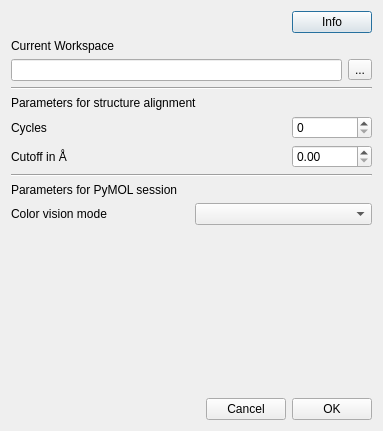
This is pyssa/gui/ui/forms/dlgSettingsGlobal.ui in urban233/PySSA as Qt 5 draws it before an edit. The edited form follows.
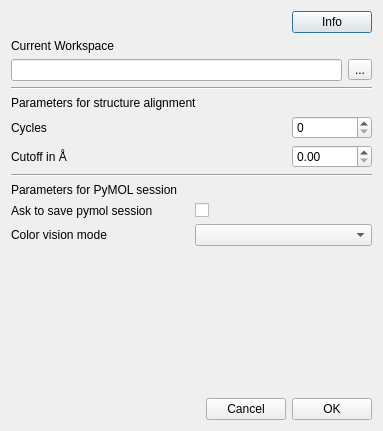
This is the edited form.

Commit message: feat: rename protein structures && ask save pymol session integrated into settings

What changed in the file:
```diff
--- a/pyssa/gui/ui/forms/dlgSettingsGlobal.ui
+++ b/pyssa/gui/ui/forms/dlgSettingsGlobal.ui
@@ -144,6 +144,24 @@
      </item>
     </layout>
    </item>
+   <item>
+    <layout class="QHBoxLayout" name="horizontalLayout_7">
+     <item>
+      <widget class="QLabel" name="lbl_ask_to_save_pymol_session">
+       <property name="text">
+        <string>Ask to save pymol session</string>
+       </property>
+      </widget>
+     </item>
+     <item>
+      <widget class="QCheckBox" name="cb_ask_to_save_pymol_session">
+       <property name="text">
+        <string/>
+       </property>
+      </widget>
+     </item>
+    </layout>
+   </item>
    <item>
     <layout class="QHBoxLayout" name="horizontalLayout">
      <item>
```
The commit also changes 10 other files.
